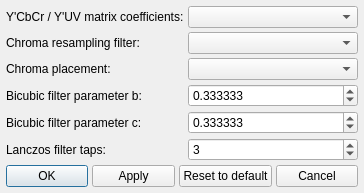
The window that vsedit/src/preview/preview_advanced_settings_dialog.ui (YomikoR/VapourSynth-Editor) describes before a commit, drawn with Qt 5.
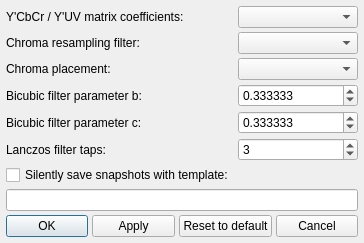
The same window after the commit.

Commit message: Snapshot template with a silent mode w/o dialog. Customizable in preview advanced settings, with the following tokens: {f} for script file path {d} for script folder path {n} for script file name {o} for current output index {i} for current frame number The default template is {f}-{o}-{i}.png **should overwrite existing snapshots, and be buggy if abused** Closes #29

```diff
--- a/vsedit/src/preview/preview_advanced_settings_dialog.ui
+++ b/vsedit/src/preview/preview_advanced_settings_dialog.ui
@@ -118,7 +118,7 @@
      </property>
     </widget>
    </item>
-   <item row="6" column="0" colspan="2">
+   <item row="8" column="0" colspan="2">
     <layout class="QHBoxLayout" name="horizontalLayout">
      <item>
       <widget class="QPushButton" name="okButton">
@@ -166,6 +166,17 @@
      </property>
     </widget>
    </item>
+   <item row="6" column="0">
+    <widget class="QCheckBox" name="silentSnapshotCheckBox">
+     <property name="text">
+      <string>Silently save snapshots with template:</string>
+     </property>
+    </widget>
+   </item>
+   <item row="7" column="0" colspan="2">
+    <widget class="QLineEdit" name="saveSnapshotTemplateLineEdit">
+    </widget>
+   </item>
   </layout>
  </widget>
  <resources/>
```
The commit also changes 7 other files.
